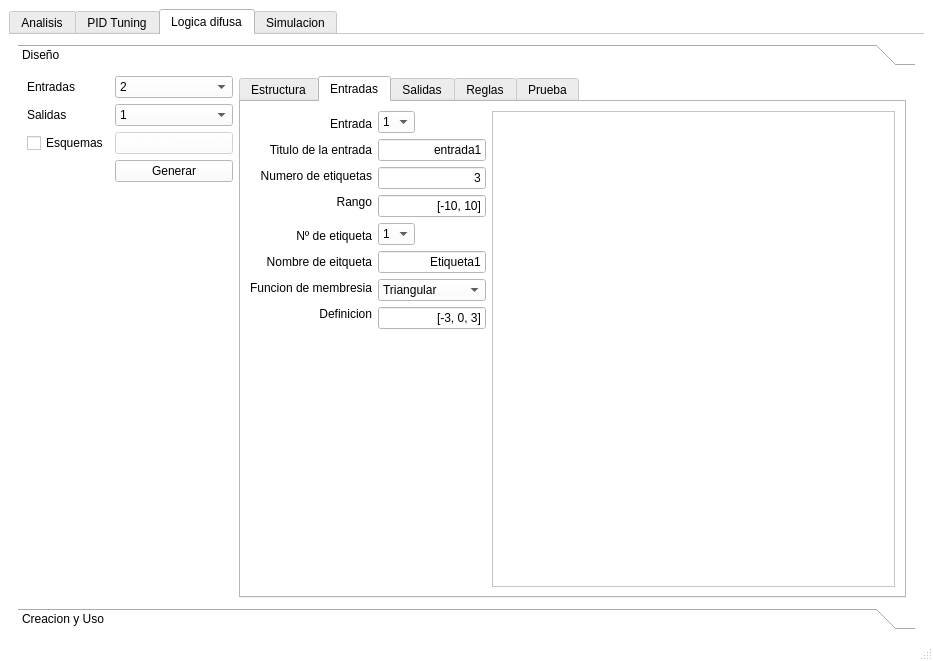
First picture: the form in Main aplication/VentanaPrincipal.ui, repository ezalorpro/LaboratorioDeControl, before the edit.
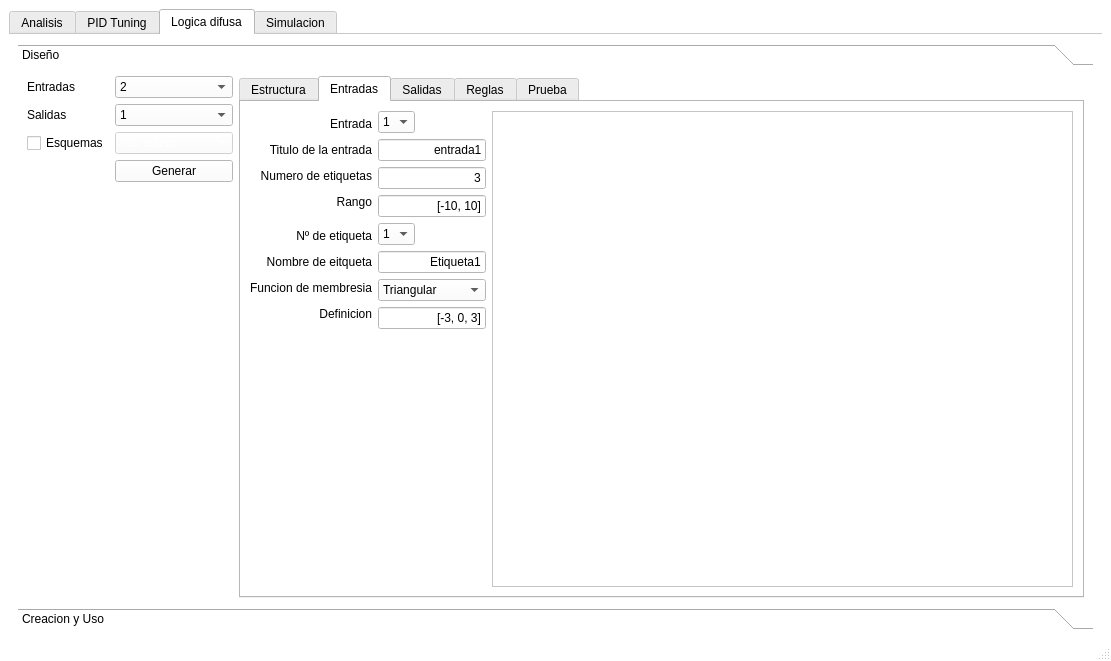
Second picture: the form after the edit. The open tabs and pages were chosen to show the change. Icons and pictures are not drawn. Custom widgets are drawn as their Qt base class.

The edit to the form file:
```diff
--- a/Main aplication/VentanaPrincipal.ui
+++ b/Main aplication/VentanaPrincipal.ui
@@ -9,7 +9,7 @@
    <rect>
     <x>0</x>
     <y>0</y>
-    <width>933</width>
+    <width>1111</width>
     <height>661</height>
    </rect>
   </property>
@@ -2148,7 +2148,7 @@
             <rect>
              <x>0</x>
              <y>0</y>
-             <width>897</width>
+             <width>1075</width>
              <height>522</height>
             </rect>
            </property>
@@ -2719,7 +2719,7 @@
                    </spacer>
                   </item>
                   <item row="0" column="1" rowspan="3">
-                   <widget class="QGraphicsView" name="graphicsView_3"/>
+                   <widget class="MlpWidget" name="inputgraphicsView"/>
                   </item>
                  </layout>
                 </widget>
```
Left out of the diff: 10 changed lines with no effect on the pictures.
